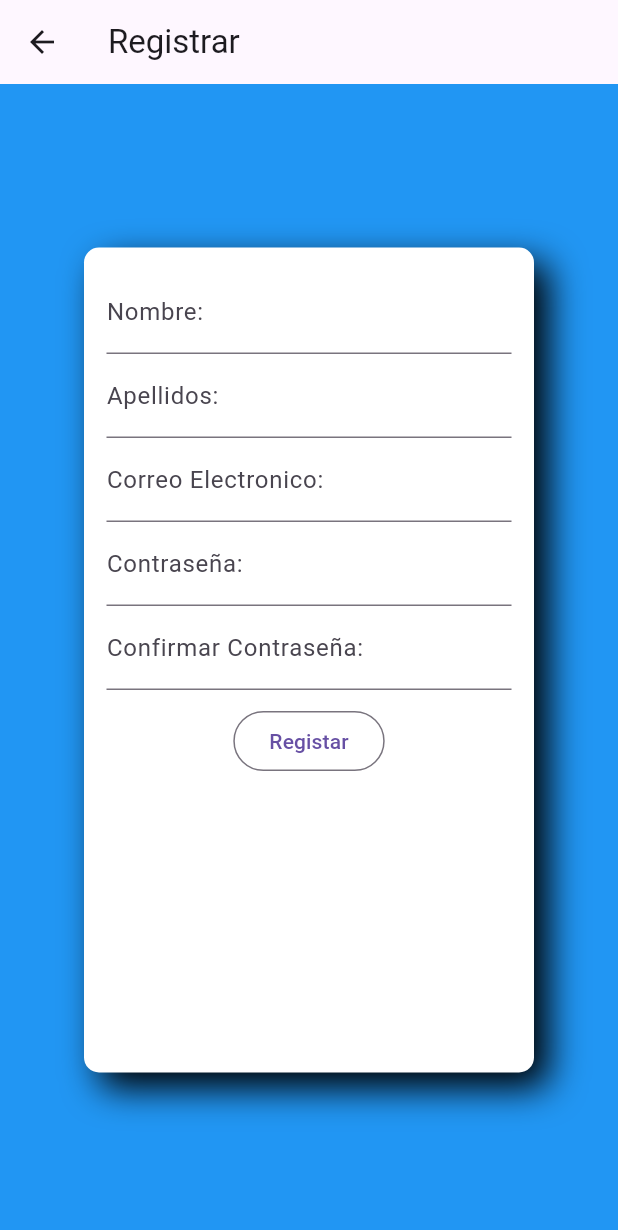
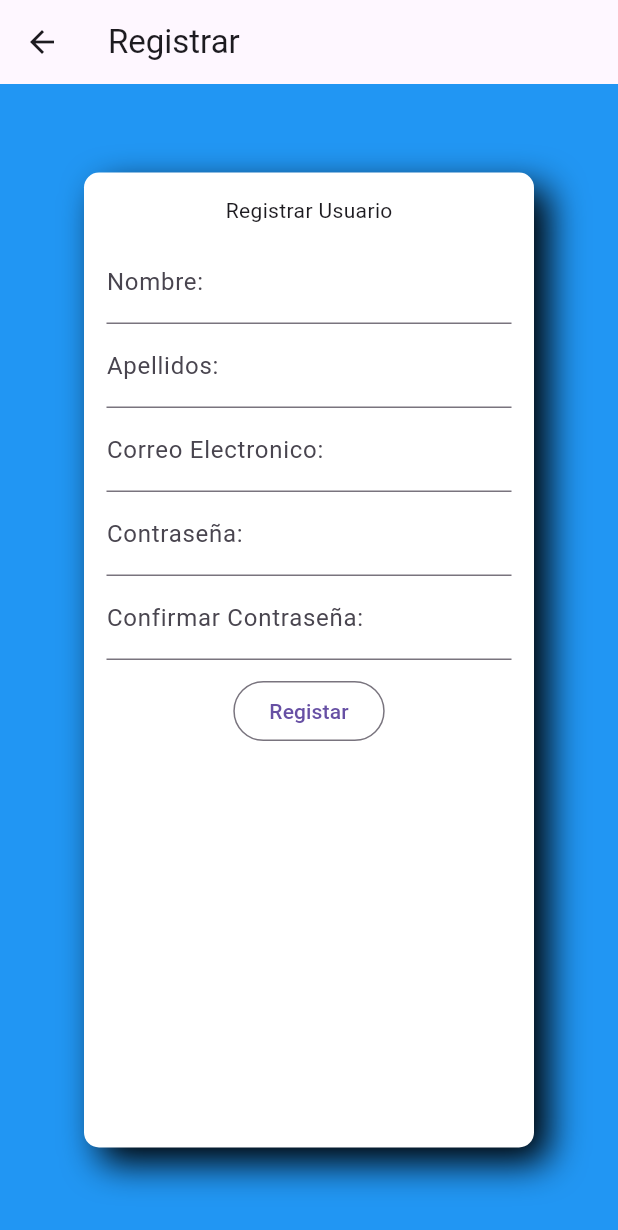
Before and after one commit to BomayeEmiliano/crudSQLite, a Flutter app: the registrar screen opened directly, on a phone screen of 412 x 824 dp. Shown: the top 1230 px of the screen. Run offline on Flutter 3.47's test engine with Material 3 defaults, Android fonts, the phone set to English and light mode, and no system bars; our stand-ins replace google_fonts, sqflite; accounts and stored records are empty; network calls fail.

```diff
--- a/lib/BaseDatos/operaciones.dart
+++ b/lib/BaseDatos/operaciones.dart
@@ -53,4 +53,10 @@ class Operaciones {
 
  }
 
+static Future<void> eliminarAppbd(Nota nota) async{
+  Database db=await _abrirBD();
+  db.delete("usuarios", where: "id = ?",whereArgs: [nota.id]);
+ }
+
+
 }
--- a/lib/paginas/listamodulos.dart
+++ b/lib/paginas/listamodulos.dart
@@ -28,7 +28,7 @@ class _listamodulosState extends State<listamodulos> {
       Center(
         child: Container(
               width: 320,
-              height: 550,
+              height: 650,
               decoration: BoxDecoration(
                 color: Colors.white,
                 borderRadius: BorderRadius.circular(10),
@@ -98,7 +98,7 @@ class _listamodulosState extends State<listamodulos> {
               Row( mainAxisAlignment: MainAxisAlignment.spaceEvenly,
                 children: [
                 Image.network("https://cdn.prod.website-files.com/608710000c1ca9c8a85c798e/66732ec522fd050cc2e45728_heladeri%CC%81a%20tpv%20sistema-p-800.webp", width: 100, height: 100,),
-                Text("Modulo Mostrar Usuarios"),
+                Text("Modulo Usuarios"),
                 OutlinedButton(
                   onPressed: () {
                     Navigator.push(context, MaterialPageRoute(builder:(context) => usuariosRegistrados(),));
--- a/lib/paginas/registrar.dart
+++ b/lib/paginas/registrar.dart
@@ -34,7 +34,7 @@ class _registrarState extends State<registrar> {
         child: Container(
                 padding: EdgeInsets.all(15),
                 width: 300,
-                height: 550,
+                height: 650,
                 decoration: BoxDecoration(
                   color: Colors.white,
                   borderRadius: BorderRadius.circular(10),
@@ -49,6 +49,8 @@ class _registrarState extends State<registrar> {
               key: _key,
               child: Column(
                 children: [
+                  Text("Registrar Usuario"),
+                  SizedBox(height: 10,),
                   TextFormField(
                     controller: nombreControlador,
                     validator: (value) {
```
Also changed, not shown: lib/paginas/usuariosregistrados.dart (+22 -2 lines).
